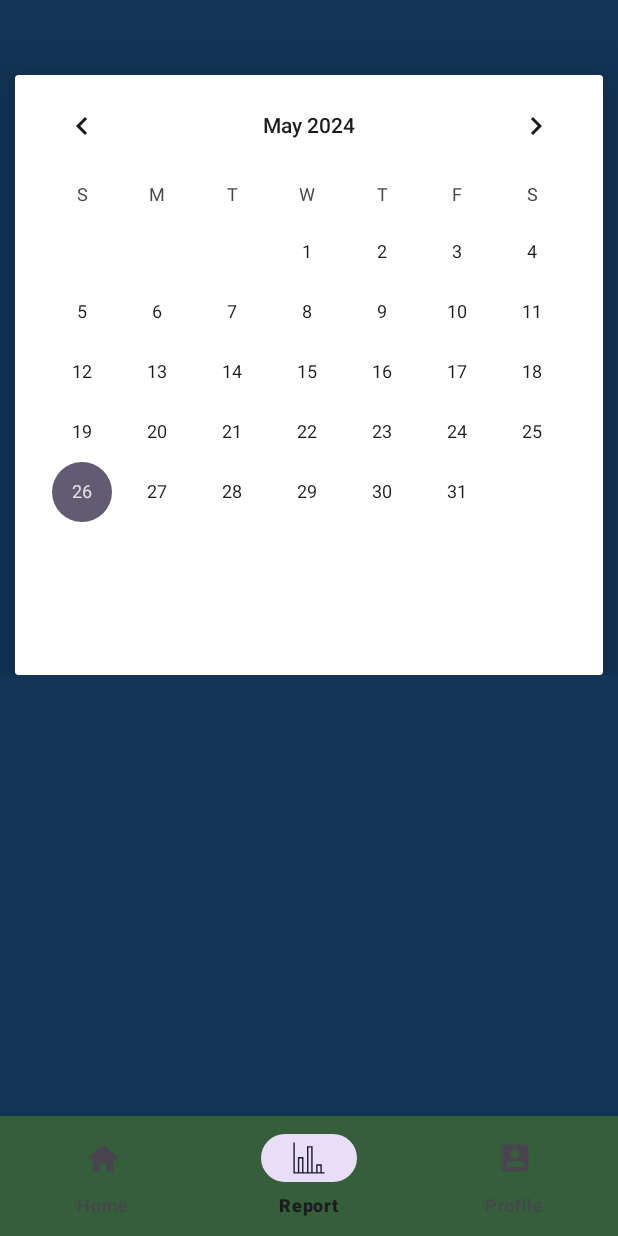
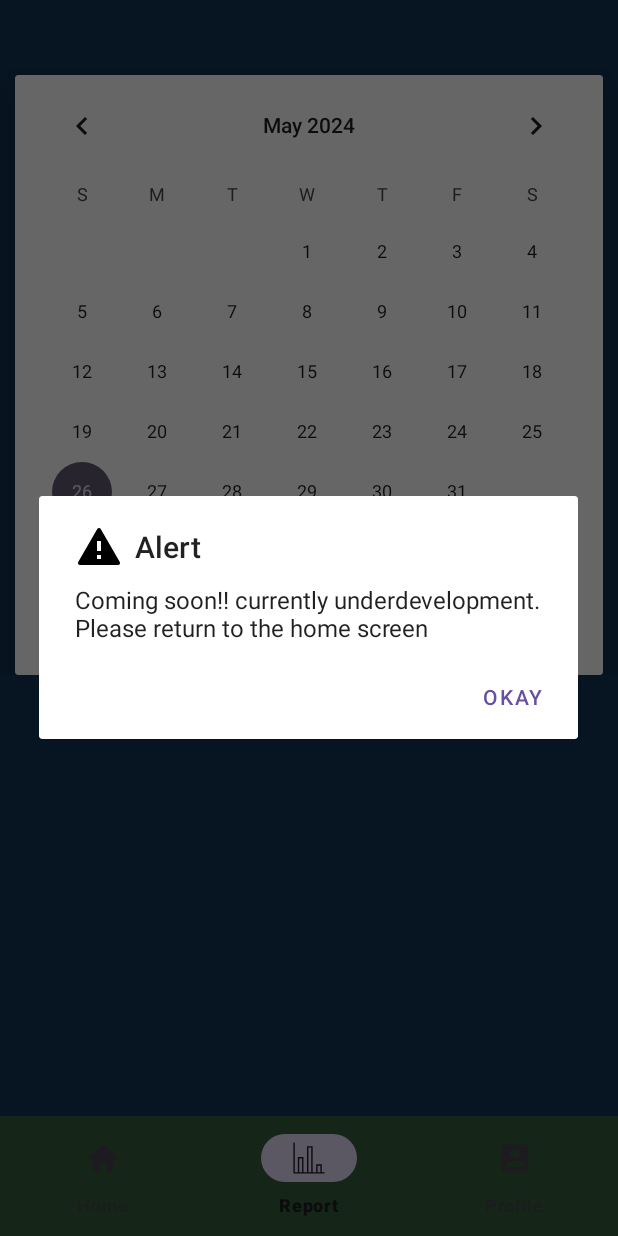
Before and after one commit to JoshWalford/YoJoStepcounter, an Android app: the ReportFragment screen opened through its navigation route, on a phone screen of 412 x 824 dp. Run offline under Robolectric (Android 15) with nearby library versions, the phone set to English and light mode, and no system bars; our stand-ins replace AdMob, Firebase (no records; nobody signed in at launch, a user with empty details on screens opened directly), navigation-ui; libraries missing offline, so code that uses them is left out: com.github.mikephil.charting; 22 statements that could not run were skipped.

Commit message:
new changes. ads where added and also an alert dialog.

```diff
--- a/app/build.gradle
+++ b/app/build.gradle
@@ -42,6 +42,7 @@ dependencies {
     implementation libs.firebase.auth
     implementation libs.navigation.fragment
     implementation libs.navigation.ui
+    implementation libs.play.services.ads
     def fragment_version = "1.7.0"
     implementation libs.appcompat
     implementation libs.material
--- a/app/src/main/AndroidManifest.xml
+++ b/app/src/main/AndroidManifest.xml
@@ -3,6 +3,7 @@
     xmlns:tools="http://schemas.android.com/tools">
 
     <uses-permission android:name="android.permission.ACTIVITY_RECOGNITION" />
+    <uses-permission android:name="android.permission.INTERNET"/>
 
     <application
         android:allowBackup="true"
@@ -14,9 +15,13 @@
         android:supportsRtl="true"
         android:theme="@style/Theme.MyStepCounter2"
         tools:targetApi="31">
-        <activity
-            android:name=".AccountActivity"
-            android:exported="false" />
+        <meta-data
+            android:name="com.google.android.gms.ads.APPLICATION_ID"
+            android:value="ca-app-pub-3940256099942544~3347511713"/>
+        <property
+            android:name="android.adservices.AD_SERVICES_CONFIG"
+            android:resource="@xml/ga_ad_services_config"
+            tools:replace="android:resource" />
         <activity
             android:name=".MainActivity"
             android:exported="false" />
--- a/app/src/main/java/com/example/mystepcounter2/MainActivity.java
+++ b/app/src/main/java/com/example/mystepcounter2/MainActivity.java
@@ -3,30 +3,23 @@ package com.example.mystepcounter2;
 import android.annotation.SuppressLint;
 import android.os.Build;
 import android.os.Bundle;
-import android.widget.FrameLayout;
 
-import androidx.activity.EdgeToEdge;
 import androidx.annotation.RequiresApi;
 import androidx.appcompat.app.AppCompatActivity;
-import androidx.core.graphics.Insets;
-import androidx.core.view.ViewCompat;
-import androidx.core.view.WindowInsetsCompat;
-import androidx.fragment.app.Fragment;
-import androidx.fragment.app.FragmentTransaction;
 import androidx.navigation.NavController;
-import androidx.navigation.Navigation;
 import androidx.navigation.fragment.NavHostFragment;
 import androidx.navigation.ui.NavigationUI;
 
-import com.example.mystepcounter2.fragments.HomeFragment;
-import com.example.mystepcounter2.fragments.ProfileFragment;
-import com.example.mystepcounter2.fragments.ReportFragment;
+import com.google.android.gms.ads.AdRequest;
+import com.google.android.gms.ads.AdView;
+import com.google.android.gms.ads.MobileAds;
 import com.google.android.material.bottomnavigation.BottomNavigationView;
-import com.google.android.material.tabs.TabLayout;
 import com.google.firebase.auth.FirebaseAuth;
 
 public class MainActivity extends AppCompatActivity {
     private FirebaseAuth mAuth;
+    private AdView mAdView;
+
     @SuppressLint("SetTextI18n")
     @RequiresApi(api = Build.VERSION_CODES.Q)
     @Override
@@ -34,7 +27,14 @@ public class MainActivity extends AppCompatActivity {
         super.onCreate(savedInstanceState);
         setContentView(R.layout.activity_main);
 
+        MobileAds.initialize(this);
+
         mAuth = FirebaseAuth.getInstance();
+
+
+        mAdView = findViewById(R.id.bannerAd);
+        AdRequest adRequest = new AdRequest.Builder().build();
+        mAdView.loadAd(adRequest);
 
         BottomNavigationView bottomNavigationView = findViewById(R.id.bottom_navigation);
         NavHostFragment navHostFragment = (NavHostFragment) getSupportFragmentManager().findFragmentById(R.id.fragmentContainerView2);
@@ -42,7 +42,7 @@ public class MainActivity extends AppCompatActivity {
         if (navHostFragment != null) {
             NavController navController = navHostFragment.getNavController();
 
-            NavigationUI.setupWithNavController(bottomNavigationView,navController);
+            NavigationUI.setupWithNavController(bottomNavigationView, navController);
         } else {
             throw new IllegalStateException("NavHostFragment is null");
         }
--- a/app/src/main/java/com/example/mystepcounter2/fragments/ReportFragment.java
+++ b/app/src/main/java/com/example/mystepcounter2/fragments/ReportFragment.java
@@ -1,8 +1,15 @@
 package com.example.mystepcounter2.fragments;
 
+import android.app.AlertDialog;
+import android.content.DialogInterface;
+import android.content.Intent;
 import android.os.Bundle;
 
+import androidx.annotation.DrawableRes;
 import androidx.fragment.app.Fragment;
+import androidx.navigation.NavController;
+import androidx.navigation.NavHostController;
+import androidx.navigation.fragment.NavHostFragment;
 
 import android.view.LayoutInflater;
 import android.view.View;
@@ -12,12 +19,24 @@ import com.example.mystepcounter2.R;
 
 public class ReportFragment extends Fragment {
 
-
     @Override
     public View onCreateView(LayoutInflater inflater, ViewGroup container,
                              Bundle savedInstanceState) {
         View view = inflater.inflate(R.layout.fragment_report, container, false);
 
+        AlertDialog.Builder builder = new AlertDialog.Builder(requireContext());
+        builder.setTitle("Alert");
+        builder.setIcon(R.drawable.alert_fill_icon);
+        builder.setMessage("Coming soon!! currently underdevelopment.\nPlease return to the home screen");
+        builder.setNegativeButton("Okay", new DialogInterface.OnClickListener() {
+            @Override
+            public void onClick(DialogInterface dialog, int which) {
+                NavController navController = NavHostFragment.findNavController(ReportFragment.this);
+                navController.navigate(R.id.action_reportFragment_to_homeFragment);
+            }
+        });
+        AlertDialog dialog = builder.show();
+        dialog.show();
         return view;
     }
 }
--- a/app/src/main/java/com/example/mystepcounter2/models/User.java
+++ b/app/src/main/java/com/example/mystepcounter2/models/User.java
@@ -10,7 +10,9 @@ public class User {
     int activeTime;
     String date;
     Double distance;
-    public User(){}
+
+    public User() {
+    }
 
     public User(String username, String email, String password, int stepCount, int activeTime, String date, Double distance) {
         this.username = username;
@@ -29,6 +31,7 @@ public class User {
     public void setUsername(String username) {
         this.username = username;
     }
+
     public int getStepCount() {
         return stepCount;
     }
--- /dev/null
+++ b/app/src/main/res/drawable/alert_fill_icon.xml
@@ -0,0 +1,9 @@
+<vector xmlns:android="http://schemas.android.com/apk/res/android"
+    android:width="24dp"
+    android:height="24dp"
+    android:viewportWidth="24"
+    android:viewportHeight="24">
+  <path
+      android:fillColor="#FF000000"
+      android:pathData="M12.866,3l9.526,16.5a1,1 0,0 1,-0.866 1.5L2.474,21a1,1 0,0 1,-0.866 -1.5L11.134,3a1,1 0,0 1,1.732 0zM11,16v2h2v-2h-2zM11,9v5h2L13,9h-2z"/>
+</vector>
--- a/app/src/main/res/layout/activity_main.xml
+++ b/app/src/main/res/layout/activity_main.xml
@@ -1,23 +1,21 @@
 <?xml version="1.0" encoding="utf-8"?>
-<RelativeLayout
-    xmlns:android="http://schemas.android.com/apk/res/android"
+<RelativeLayout xmlns:android="http://schemas.android.com/apk/res/android"
+    xmlns:ads="http://schemas.android.com/apk/res-auto"
     xmlns:app="http://schemas.android.com/apk/res-auto"
     xmlns:tools="http://schemas.android.com/tools"
     android:layout_width="match_parent"
     android:layout_height="match_parent"
+    android:background="@color/dark_blue"
     android:orientation="vertical"
-    android:background="@color/dark_blue"
     tools:context=".MainActivity">
-
 
     <com.google.android.material.bottomnavigation.BottomNavigationView
         android:id="@+id/bottom_navigation"
         android:layout_width="match_parent"
         android:layout_height="wrap_content"
+        android:layout_alignParentBottom="true"
         android:background="@color/hunter_green"
-        android:layout_alignParentBottom="true"
         app:menu="@menu/botton_menu">
-
     </com.google.android.material.bottomnavigation.BottomNavigationView>
 
     <androidx.fragment.app.FragmentContainerView
@@ -28,4 +26,14 @@
         app:defaultNavHost="true"
         app:navGraph="@navigation/navigation" />
 
+    <com.google.android.gms.ads.AdView
+        android:id="@+id/bannerAd"
+        android:layout_width="match_parent"
+        android:layout_height="wrap_content"
+        android:layout_above="@id/bottom_navigation"
+        android:layout_centerHorizontal="true"
+        ads:adSize="BANNER"
+        ads:adUnitId="@string/banner_ad_unit_id">
+    </com.google.android.gms.ads.AdView>
+
 </RelativeLayout>
--- a/app/src/main/res/navigation/navigation.xml
+++ b/app/src/main/res/navigation/navigation.xml
@@ -13,7 +13,11 @@
         android:id="@+id/reportFragment"
         android:name="com.example.mystepcounter2.fragments.ReportFragment"
         android:label="fragment_report"
-        tools:layout="@layout/fragment_report" />
+        tools:layout="@layout/fragment_report">
+            <action
+                android:id="@+id/action_reportFragment_to_homeFragment"
+                app:destination="@id/homeFragment"/>
+    </fragment>
     <fragment
         android:id="@+id/profileFragment"
         android:name="com.example.mystepcounter2.fragments.ProfileFragment"
--- a/app/src/main/res/values/strings.xml
+++ b/app/src/main/res/values/strings.xml
@@ -4,4 +4,6 @@
     <string name="hello_blank_fragment">Hello blank fragment</string>
     <string name="my_profile">My Profile</string>
     <string name="profile_image">Profile Image</string>
+    <string name="banner_ad_unit_id">ca-app-pub-3940256099942544/6300978111</string>
+
 </resources>
--- a/gradle/libs.versions.toml
+++ b/gradle/libs.versions.toml
@@ -17,6 +17,7 @@ firebaseAuth = "23.0.0"
 lifecycleViewmodelAndroid = "2.8.0"
 navigationFragment = "2.7.7"
 navigationUi = "2.7.7"
+playServicesAds = "23.0.0"
 
 [libraries]
 fragment = { module = "androidx.fragment:fragment", version.ref = "fragment" }
@@ -38,6 +39,7 @@ firebase-auth = { group = "com.google.firebase", name = "firebase-auth", version
 lifecycle-viewmodel-android = { group = "androidx.lifecycle", name = "lifecycle-viewmodel-android", version.ref = "lifecycleViewmodelAndroid" }
 navigation-fragment = { group = "androidx.navigation", name = "navigation-fragment", version.ref = "navigationFragment" }
 navigation-ui = { group = "androidx.navigation", name = "navigation-ui", version.ref = "navigationUi" }
+play-services-ads = { group = "com.google.android.gms", name = "play-services-ads", version.ref = "playServicesAds" }
 
 [plugins]
 androidApplication = { id = "com.android.application", version.ref = "agp" }
```
Also changed, not shown: app/src/main/java/com/example/mystepcounter2/Login.java (+4 -3 lines), app/src/main/java/com/example/mystepcounter2/fragments/HomeFragment.java (+19 -6 lines), app/src/main/java/com/example/mystepcounter2/fragments/ProfileFragment.java (+6 -5 lines), app/src/main/java/com/example/mystepcounter2/models/StepCounterViewModel.java (+9 -2 lines), app/src/main/res/drawable/manitenance.jpeg (added).
